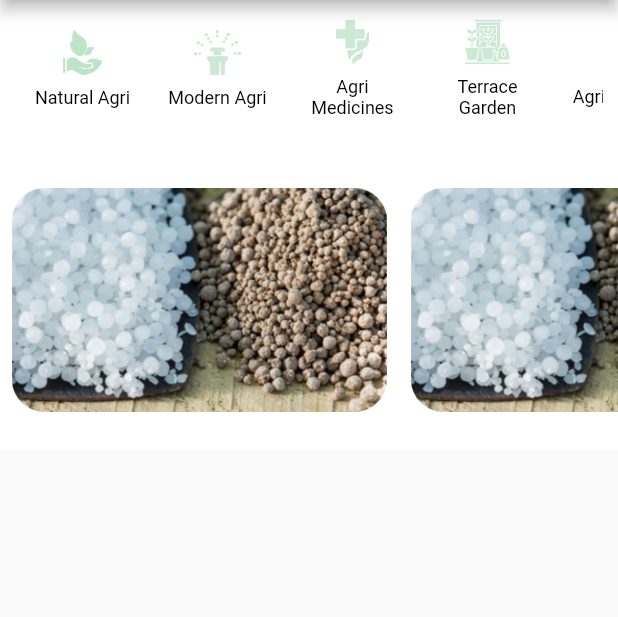
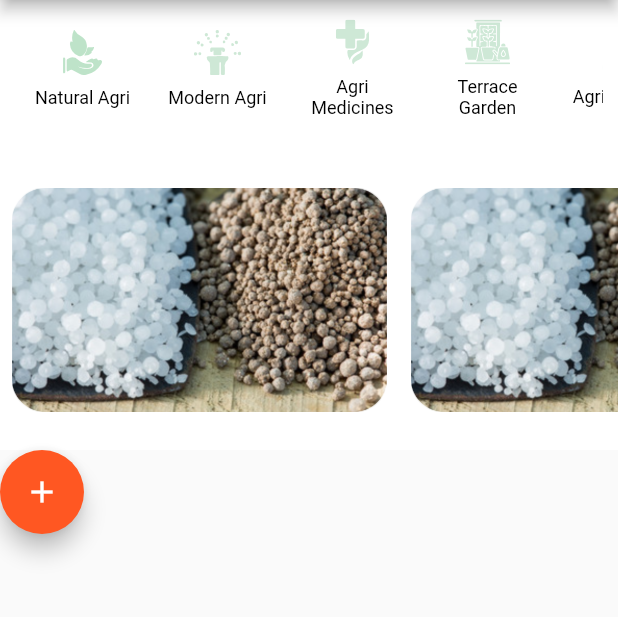
Before and after one commit to AnandSaran/vivasayi, a Flutter app: the screen it shows after launch, on a phone screen of 412 x 824 dp, the part 84-701 px from its top. Run offline on Flutter 3.47's test engine with Material 2 defaults, Android fonts, the phone set to English and light mode, and no system bars; our stand-ins replace cloud_firestore, equatable, file_picker, firebase_core, firebase_storage, flutter_bloc and 5 more; missing offline and left inert: filesystem_picker, flutter_quill, universal_html; accounts and stored records are empty; Roboto replaces fonts that are missing (sitka); project files that could hold a hidden picture were left out.

Commit message:
Completed home to create story linking

```diff
--- a/lib/main.dart
+++ b/lib/main.dart
@@ -40,8 +40,7 @@ class App extends StatelessWidget {
         ROUTE_HOME: (context) => generateHomeBlocProvider(),
         ROUTE_CREATE_STORY: (context) => BlocProvider<PostBloc>(
               bloc: PostBloc(),
-              child: CreateStoryScreen(
-                  collectionName: HomeNavigationItemIdEnum.HOME.value),
+              child: CreateStoryScreen(),
             ),
         ROUTE_SELECT_GENRE: (context) =>
             FlutterBloc.BlocProvider<StoryGenresBloc>(
--- /dev/null
+++ b/lib/screen/widget/fab_add.dart
@@ -0,0 +1,29 @@
+import 'package:flutter/material.dart';
+
+class Fab extends StatelessWidget {
+  final IconData iconData;
+  final Color fabColor;
+  final GestureTapCallback onTap;
+
+  Fab({
+    Key? key,
+    required this.iconData,
+    required this.fabColor,
+    required this.onTap,
+  }) : super(key: key);
+
+  @override
+  Widget build(BuildContext context) {
+    return buildFab(iconData, fabColor, onTap);
+  }
+}
+
+Widget buildFab(IconData iconData, Color fabColor, GestureTapCallback onTap) {
+  return FloatingActionButton(
+    onPressed: () {
+      onTap();
+    },
+    child: Icon(iconData),
+    backgroundColor: fabColor,
+  );
+}
--- /dev/null
+++ b/lib/screen/widget/story_view.dart
@@ -0,0 +1,24 @@
+import 'package:flutter/material.dart';
+import 'package:story_repository/story_repository.dart';
+import 'package:vivasayi/constants/constant.dart';
+import 'package:vivasayi/screen/widget/widgets.dart';
+import 'package:vivasayi/style/theme.dart' as Theme;
+import 'package:vivasayi/util/navigation.dart';
+
+Stack storyView(List<Story> stories, BuildContext context, String id) {
+  return Stack(
+    children: <Widget>[
+      storyListView(stories),
+      Fab(
+          iconData: Icons.add,
+          fabColor: Theme.AppColors.fabColor,
+          onTap: () {
+            onTapFab(context, id);
+          })
+    ],
+  );
+}
+
+onTapFab(BuildContext context, String id) {
+  Navigation().pushPageWithArgument(context, ROUTE_CREATE_STORY, id);
+}
--- a/lib/screen/widget/widgets.dart
+++ b/lib/screen/widget/widgets.dart
@@ -7,3 +7,5 @@ export 'text_field_border.dart';
 export 'create_story_genre.dart';
 export 'snackbar.dart';
 export 'story_list_view.dart';
+export 'fab_add.dart';
+export 'story_view.dart';
--- a/lib/screens/agri_medicines_screen.dart
+++ b/lib/screens/agri_medicines_screen.dart
@@ -33,7 +33,7 @@ class AgriMedicinesScreen extends StatelessWidget {
           if (state is StoryLoading) {
             return LoadingIndicator();
           } else if (state is StoryLoaded) {
-            return storyListView(state.stories);
+            return storyView(state.stories, context, id);
           } else {
             return Container();
           }
--- a/lib/screens/articles_screen.dart
+++ b/lib/screens/articles_screen.dart
@@ -32,7 +32,7 @@ class ArticlesScreen extends StatelessWidget {
       if (state is StoryLoading) {
         return LoadingIndicator();
       } else if (state is StoryLoaded) {
-        return storyListView(state.stories);
+        return storyView(state.stories, context, id);
       } else {
         return Container();
       }
--- a/lib/screens/home_content_screen.dart
+++ b/lib/screens/home_content_screen.dart
@@ -1,7 +1,6 @@
 import 'package:flutter/cupertino.dart';
 import 'package:flutter/material.dart';
 import 'package:flutter_bloc/flutter_bloc.dart';
-import 'package:story_repository/story_repository.dart';
 import 'package:vivasayi/bloc/bloc.dart';
 import 'package:vivasayi/screen/widget/widgets.dart';
 
@@ -49,7 +48,7 @@ class HomeContentScreen extends StatelessWidget {
       if (state is StoryLoading) {
         return LoadingIndicator();
       } else if (state is StoryLoaded) {
-        return storyListView(state.stories);
+        return storyView(state.stories, context, id);
       } else {
         return Container();
       }
--- a/lib/screens/homepage.dart
+++ b/lib/screens/homepage.dart
@@ -60,29 +60,29 @@ class _MyHomePageState extends State<MyHomePage> {
             .firstWhere((element) => element.isSelected);
         switch (selectedNavigationItem.id) {
           case HomeNavigationItemIdEnum.HOME:
-            return homeContentScreen(selectedNavigationItem.id.title);
+            return homeContentScreen(selectedNavigationItem.id.value);
           case HomeNavigationItemIdEnum.NATURAL_AGRI:
-            return naturalAgriContentScreen(selectedNavigationItem.id.title);
+            return naturalAgriContentScreen(selectedNavigationItem.id.value);
           case HomeNavigationItemIdEnum.MODERN_AGRI:
-            return _modernAgriContentScreen(selectedNavigationItem.id.title);
+            return _modernAgriContentScreen(selectedNavigationItem.id.value);
           case HomeNavigationItemIdEnum.AGRI_MEDICINES:
-            return _agriMedicinesContentScreen(selectedNavigationItem.id.title);
+            return _agriMedicinesContentScreen(selectedNavigationItem.id.value);
           case HomeNavigationItemIdEnum.TERRACE_GARDEN:
-            return _terraceGardenContentScreen(selectedNavigationItem.id.title);
+            return _terraceGardenContentScreen(selectedNavigationItem.id.value);
           case HomeNavigationItemIdEnum.AGRI_DOCTORS:
-            return _agriDoctorsContentScreen(selectedNavigationItem.id.title);
+            return _agriDoctorsContentScreen(selectedNavigationItem.id.value);
           case HomeNavigationItemIdEnum.ARTICLES:
-            return _articlesContentScreen(selectedNavigationItem.id.title);
+            return _articlesContentScreen(selectedNavigationItem.id.value);
           case HomeNavigationItemIdEnum.IRRIGATION:
-            return _irrigationContentScreen(selectedNavigationItem.id.title);
+            return _irrigationContentScreen(selectedNavigationItem.id.value);
           case HomeNavigationItemIdEnum.NURSERY:
-            return _nurseryContentScreen(selectedNavigationItem.id.title);
+            return _nurseryContentScreen(selectedNavigationItem.id.value);
           case HomeNavigationItemIdEnum.MANURE:
-            return _manureContentScreen(selectedNavigationItem.id.title);
+            return _manureContentScreen(selectedNavigationItem.id.value);
           case HomeNavigationItemIdEnum.MACHINES:
-            return _machinesContentScreen(selectedNavigationItem.id.title);
+            return _machinesContentScreen(selectedNavigationItem.id.value);
           case HomeNavigationItemIdEnum.EQUIPS:
-            return _equipsContentScreen(selectedNavigationItem.id.title);
+            return _equipsContentScreen(selectedNavigationItem.id.value);
           case HomeNavigationItemIdEnum.AGRICULTURAL_PRODUCTS:
             return _agriculturalProductsContentScreen(
                 selectedNavigationItem.id.title);
--- a/lib/screens/modern_agri_screen.dart
+++ b/lib/screens/modern_agri_screen.dart
@@ -32,7 +32,7 @@ class ModernAgriScreen extends StatelessWidget {
       if (state is StoryLoading) {
         return LoadingIndicator();
       } else if (state is StoryLoaded) {
-        return storyListView(state.stories);
+        return storyView(state.stories, context, id);
       } else {
         return Container();
       }
--- a/lib/screens/natural_agri_screen.dart
+++ b/lib/screens/natural_agri_screen.dart
@@ -32,7 +32,7 @@ class NaturalAgriScreen extends StatelessWidget {
       if (state is StoryLoading) {
         return LoadingIndicator();
       } else if (state is StoryLoaded) {
-        return storyListView(state.stories);
+        return storyView(state.stories, context, id);
       } else {
         return Container();
       }
--- a/lib/screens/terrace_garden_screen.dart
+++ b/lib/screens/terrace_garden_screen.dart
@@ -32,7 +32,7 @@ class TerraceGardenScreen extends StatelessWidget {
       if (state is StoryLoading) {
         return LoadingIndicator();
       } else if (state is StoryLoaded) {
-        return storyListView(state.stories);
+        return storyView(state.stories, context, id);
       } else {
         return Container();
       }
--- a/lib/style/theme.dart
+++ b/lib/style/theme.dart
@@ -10,6 +10,7 @@ abstract class AppColors {
   static const Color loginGradientEnd = const Color(0xFFFFFFF9);
   static const Color homeNavigationBarBackgroundColor = const Color(0xFFFFFFFF);
   static const Color toolBarBackgroundColor = const Color(0xFF00942C);
+  static const Color fabColor = const Color(0xFFFF5722);
 
   static const Color iconColor = const Color(0xFFFFFFFF);
 
```
Also changed, not shown: lib/screen/create_story/create_story_screen.dart (+15 -16 lines), lib/util/navigation.dart (+8 -0 lines).
